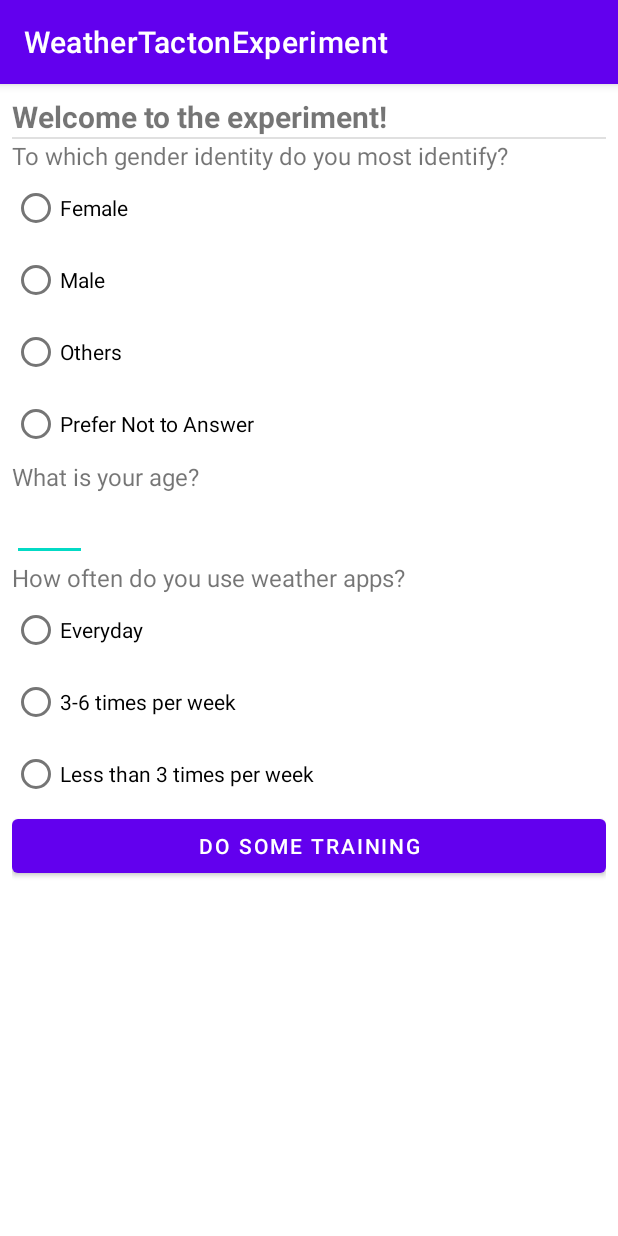
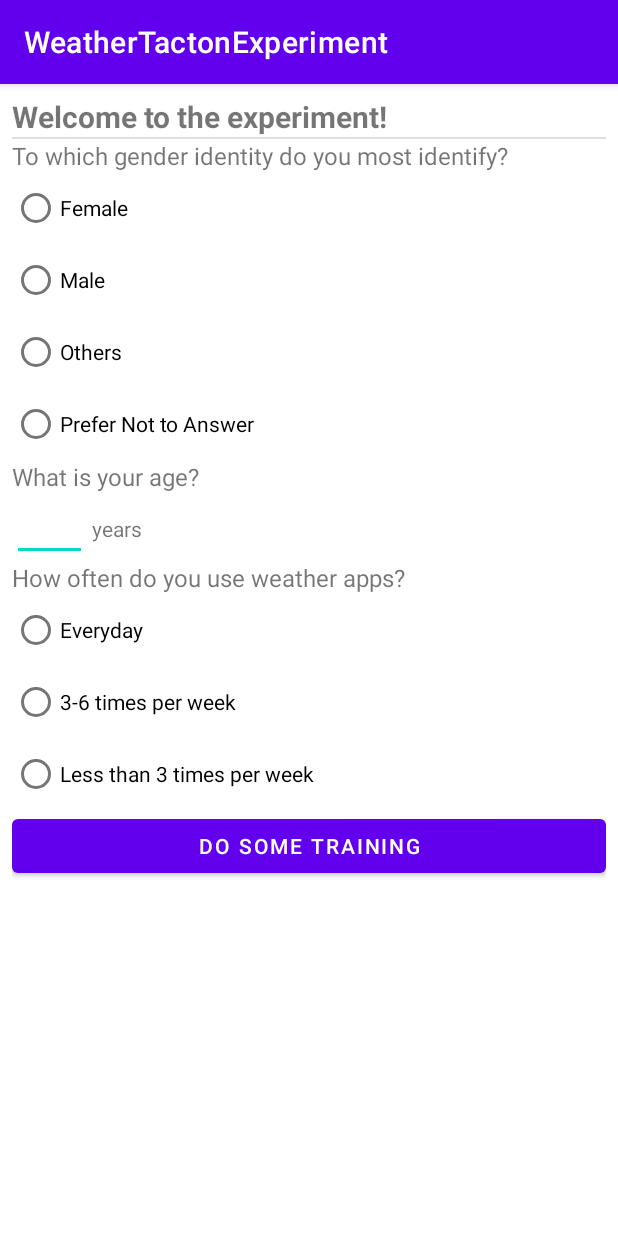
Before and after one commit to qq343852323/WeatherTactonExperiment, an Android app: the screen it shows after launch (MainActivity), on a phone screen of 412 x 824 dp. Run offline under Robolectric (Android 15) with nearby library versions, the light colour scheme and no system bars.

Commit message:
add years

```diff
--- a/app/src/main/res/layout/start_fragment.xml
+++ b/app/src/main/res/layout/start_fragment.xml
@@ -69,13 +69,26 @@
         android:text="What is your age?"
         android:textSize="16sp" />
 
+    <LinearLayout
+        android:layout_width="wrap_content"
+        android:layout_height="wrap_content"
+        android:orientation="horizontal">
 
-    <EditText
-        android:id="@+id/editTextNumber2"
-        android:layout_width="50dp"
-        android:layout_height="wrap_content"
-        android:ems="10"
-        android:inputType="number" />
+        <EditText
+            android:id="@+id/editText_age"
+            android:layout_width="50dp"
+            android:layout_height="wrap_content"
+            android:layout_weight="1"
+            android:ems="10"
+            android:inputType="number" />
+
+        <TextView
+            android:id="@+id/years"
+            android:layout_width="wrap_content"
+            android:layout_height="wrap_content"
+            android:layout_weight="1"
+            android:text=" years" />
+    </LinearLayout>
 
     <TextView
         android:id="@+id/question_weatherappusage"
```
